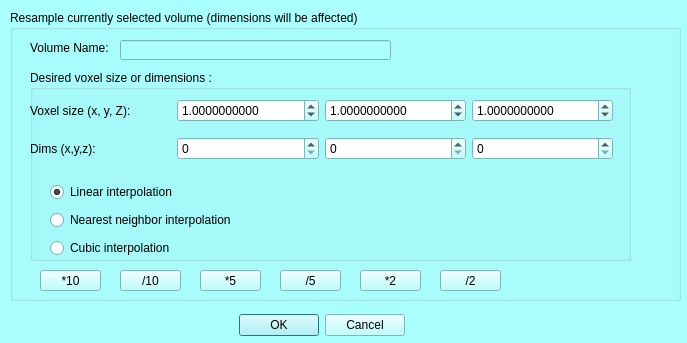
Above: MorphoDig/Qt/mqResliceDialog.ui from morphomuseum/MorphoDig before the change. Below: the same form after it.
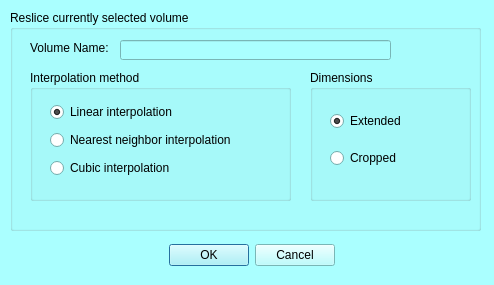
That is the form after the change.

Commit message: Reslice subsequent steps

```diff
--- a/MorphoDig/Qt/mqResliceDialog.ui
+++ b/MorphoDig/Qt/mqResliceDialog.ui
@@ -6,8 +6,8 @@
    <rect>
     <x>0</x>
     <y>0</y>
-    <width>687</width>
-    <height>343</height>
+    <width>494</width>
+    <height>285</height>
    </rect>
   </property>
   <property name="palette">
@@ -458,8 +458,8 @@
   <widget class="QWidget" name="layoutWidget">
    <property name="geometry">
     <rect>
-     <x>210</x>
-     <y>310</y>
+     <x>140</x>
+     <y>240</y>
      <width>195</width>
      <height>30</height>
     </rect>
@@ -482,229 +482,30 @@
     <rect>
      <x>10</x>
      <y>10</y>
-     <width>671</width>
-     <height>291</height>
+     <width>471</width>
+     <height>221</height>
     </rect>
    </property>
    <property name="title">
-    <string>Resample currently selected volume (dimensions will be affected)</string>
+    <string>Reslice currently selected volume</string>
    </property>
-   <widget class="QToolButton" name="mult10">
-    <property name="geometry">
-     <rect>
-      <x>30</x>
-      <y>260</y>
-      <width>61</width>
-      <height>21</height>
-     </rect>
-    </property>
-    <property name="text">
-     <string>*10</string>
-    </property>
-   </widget>
-   <widget class="QToolButton" name="div10">
-    <property name="geometry">
-     <rect>
-      <x>110</x>
-      <y>260</y>
-      <width>61</width>
-      <height>21</height>
-     </rect>
-    </property>
-    <property name="text">
-     <string>/10</string>
-    </property>
-   </widget>
-   <widget class="QToolButton" name="mult5">
-    <property name="geometry">
-     <rect>
-      <x>190</x>
-      <y>260</y>
-      <width>61</width>
-      <height>21</height>
-     </rect>
-    </property>
-    <property name="text">
-     <string>*5</string>
-    </property>
-   </widget>
-   <widget class="QToolButton" name="div5">
-    <property name="geometry">
-     <rect>
-      <x>270</x>
-      <y>260</y>
-      <width>61</width>
-      <height>21</height>
-     </rect>
-    </property>
-    <property name="text">
-     <string>/5</string>
-    </property>
-   </widget>
-   <widget class="QToolButton" name="mult2">
-    <property name="geometry">
-     <rect>
-      <x>350</x>
-      <y>260</y>
-      <width>61</width>
-      <height>21</height>
-     </rect>
-    </property>
-    <property name="text">
-     <string>*2</string>
-    </property>
-   </widget>
-   <widget class="QToolButton" name="div2">
-    <property name="geometry">
-     <rect>
-      <x>430</x>
-      <y>260</y>
-      <width>61</width>
-      <height>21</height>
-     </rect>
-    </property>
-    <property name="text">
-     <string>/2</string>
-    </property>
-   </widget>
    <widget class="QGroupBox" name="groupBox_4">
     <property name="geometry">
      <rect>
       <x>20</x>
       <y>60</y>
-      <width>601</width>
-      <height>191</height>
+      <width>261</width>
+      <height>131</height>
      </rect>
     </property>
     <property name="title">
-     <string>Desired voxel size or dimensions :</string>
+     <string>Interpolation method</string>
     </property>
-    <widget class="QWidget" name="verticalLayoutWidget">
-     <property name="geometry">
-      <rect>
-       <x>0</x>
-       <y>20</y>
-       <width>583</width>
-       <height>80</height>
-      </rect>
-     </property>
-     <layout class="QVBoxLayout" name="verticalLayout">
-      <item>
-       <layout class="QHBoxLayout" name="horizontalLayout_9">
-        <item>
-         <widget class="QLabel" name="label_2">
-          <property name="text">
-           <string>Voxel size (x, y, Z):</string>
-          </property>
-         </widget>
-        </item>
-        <item>
-         <widget class="QDoubleSpinBox" name="voxelSizeX">
-          <property name="enabled">
-           <bool>true</bool>
-          </property>
-          <property name="decimals">
-           <number>10</number>
-          </property>
-          <property name="maximum">
-           <double>999999999.000000000000000</double>
-          </property>
-          <property name="singleStep">
-           <double>0.010000000000000</double>
-          </property>
-          <property name="value">
-           <double>1.000000000000000</double>
-          </property>
-         </widget>
-        </item>
-        <item>
-         <widget class="QDoubleSpinBox" name="voxelSizeY">
-          <property name="enabled">
-           <bool>true</bool>
-          </property>
-          <property name="decimals">
-           <number>10</number>
-          </property>
-          <property name="maximum">
-           <double>999999999.000000000000000</double>
-          </property>
-          <property name="singleStep">
-           <double>0.010000000000000</double>
-          </property>
-          <property name="value">
-           <double>1.000000000000000</double>
-          </property>
-         </widget>
-        </item>
-        <item>
-         <widget class="QDoubleSpinBox" name="voxelSizeZ">
-          <property name="enabled">
-           <bool>true</bool>
-          </property>
-          <property name="decimals">
-           <number>10</number>
-          </property>
-          <property name="maximum">
-           <double>999999999.000000000000000</double>
-          </property>
-          <property name="singleStep">
-           <double>0.010000000000000</double>
-          </property>
-          <property name="value">
-           <double>1.000000000000000</double>
-          </property>
-         </widget>
-        </item>
-       </layout>
-      </item>
-      <item>
-       <layout class="QHBoxLayout" name="horizontalLayout">
-        <item>
-         <widget class="QLabel" name="label_8">
-          <property name="text">
-           <string>Dims (x,y,z):</string>
-          </property>
-         </widget>
-        </item>
-        <item>
-         <widget class="QSpinBox" name="dimX">
-          <property name="enabled">
-           <bool>true</bool>
-          </property>
-          <property name="maximum">
-           <number>1000000</number>
-          </property>
-         </widget>
-        </item>
-        <item>
-         <widget class="QSpinBox" name="dimY">
-          <property name="enabled">
-           <bool>true</bool>
-          </property>
-          <property name="maximum">
-           <number>1000000</number>
-          </property>
-         </widget>
-        </item>
-        <item>
-         <widget class="QSpinBox" name="dimZ">
-          <property name="enabled">
-           <bool>true</bool>
-          </property>
-          <property name="maximum">
-           <number>1000000</number>
-          </property>
-         </widget>
-        </item>
-       </layout>
-      </item>
-     </layout>
-    </widget>
     <widget class="QWidget" name="verticalLayoutWidget_2">
      <property name="geometry">
       <rect>
        <x>20</x>
-       <y>110</y>
+       <y>30</y>
        <width>225</width>
        <height>80</height>
       </rect>
@@ -737,6 +538,48 @@
      </layout>
     </widget>
    </widget>
+   <widget class="QGroupBox" name="groupBox_5">
+    <property name="geometry">
+     <rect>
+      <x>300</x>
+      <y>60</y>
+      <width>161</width>
+      <height>131</height>
+     </rect>
+    </property>
+    <property name="title">
+     <string>Dimensions</string>
+    </property>
+    <widget class="QWidget" name="verticalLayoutWidget_3">
+     <property name="geometry">
+      <rect>
+       <x>20</x>
+       <y>30</y>
+       <width>101</width>
+       <height>80</height>
+      </rect>
+     </property>
+     <layout class="QVBoxLayout" name="verticalLayout_3">
+      <item>
+       <widget class="QRadioButton" name="extended">
+        <property name="text">
+         <string>Extended</string>
+        </property>
+        <property name="checked">
+         <bool>true</bool>
+        </property>
+       </widget>
+      </item>
+      <item>
+       <widget class="QRadioButton" name="cropped">
+        <property name="text">
+         <string>Cropped</string>
+        </property>
+       </widget>
+      </item>
+     </layout>
+    </widget>
+   </widget>
   </widget>
   <widget class="QLabel" name="label">
    <property name="geometry">
```
Left out of the diff: 10 changed lines with no effect on the pictures. The commit also changes 8 other files.
